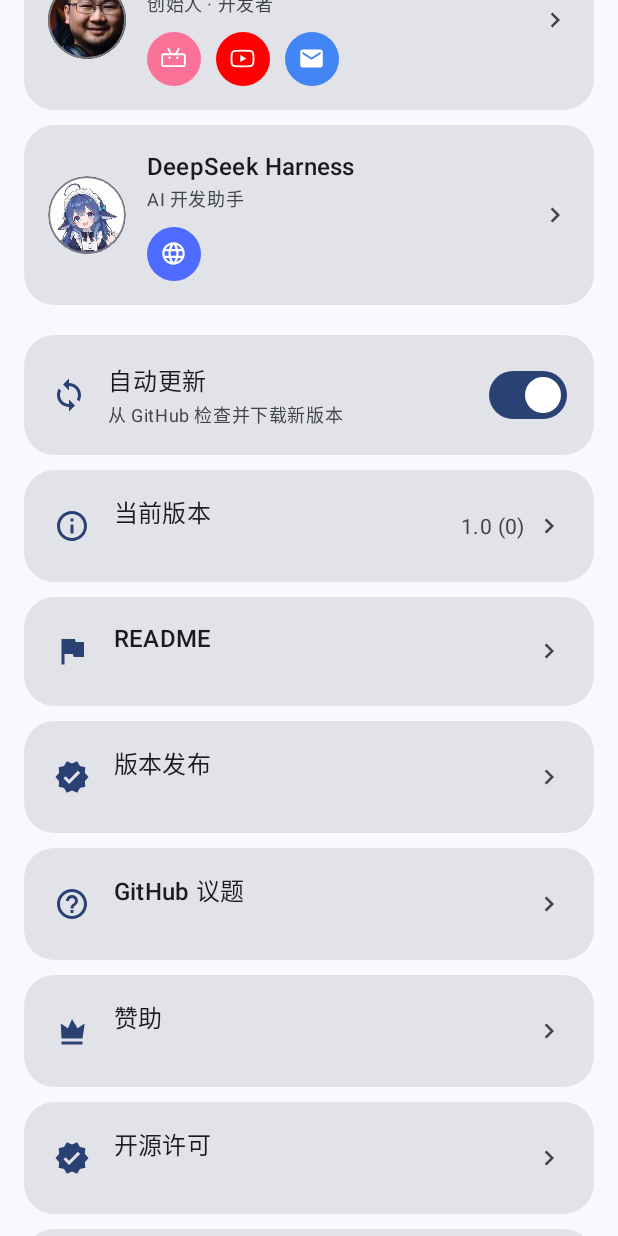
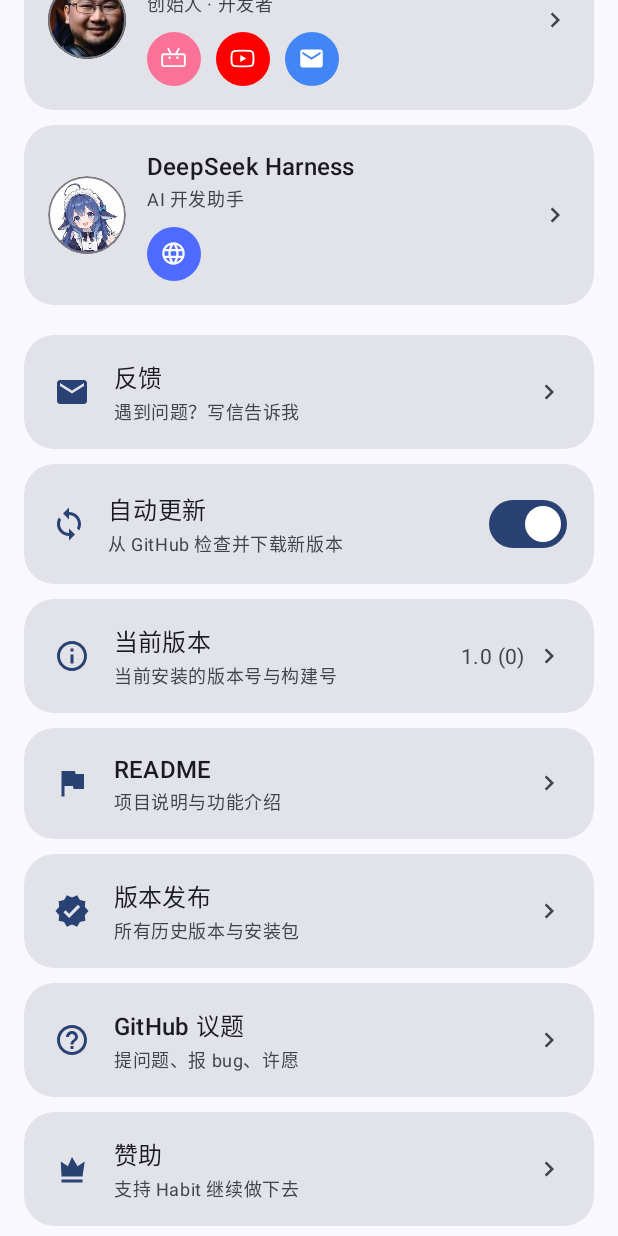
Before and after one commit to wjx119k/habit, an Android app: the AboutActivity screen opened directly, with no data from a screen before it, scrolled down 576 dp, on a phone screen of 412 x 824 dp. Run offline under Robolectric (Android 15) with nearby library versions, the phone set to English and light mode, and no system bars; network calls fail.

Commit message:
feat(关于): 新增反馈入口，所有条目加上小字注释
· 反馈：唤起邮件，主题预填，正文自动带上版本/机型/系统
· bindRow 支持副标题，8 个条目全部加了一句说明
· 5 种语言的注释文案

```diff
--- a/app/src/main/java/com/example/habit/AboutActivity.kt
+++ b/app/src/main/java/com/example/habit/AboutActivity.kt
@@ -60,6 +60,11 @@ class AboutActivity : AppCompatActivity() {
         findViewById<TextView>(R.id.tvAboutVersion).text =
             getString(R.string.about_version) + " " + versionName
 
+        // 反馈：直接唤起邮件，主题和正文预填机型与版本
+        bindRow(R.id.aboutRowFeedback, R.drawable.ic_email, R.string.about_feedback, R.string.sub_feedback) {
+            sendFeedback()
+        }
+
         // 自动更新开关
         val autoRow = findViewById<View>(R.id.aboutRowAutoUpdate)
         autoRow.findViewById<ImageView>(R.id.ivSwitchIcon).setImageResource(R.drawable.ic_update)
@@ -78,7 +83,7 @@ class AboutActivity : AppCompatActivity() {
 
         // 当前版本：显示 版本名 + 构建号，点一下手动检查更新
         // （原来点它是打开发布页，现在改成"检查更新"，发布页另有入口）
-        bindRow(R.id.aboutRowVersion, R.drawable.ic_info, R.string.about_current_version) {
+        bindRow(R.id.aboutRowVersion, R.drawable.ic_info, R.string.about_current_version, R.string.sub_version) {
             checkForUpdate(silentIfLatest = false)
         }
         val versionCode = runCatching {
@@ -93,27 +98,27 @@ class AboutActivity : AppCompatActivity() {
             }
 
         // 仓库相关：README / 版本发布 / 议题 / 赞助
-        bindRow(R.id.aboutRowReadme, R.drawable.ic_habit, R.string.about_readme) {
+        bindRow(R.id.aboutRowReadme, R.drawable.ic_habit, R.string.about_readme, R.string.sub_readme) {
             openUrl(REPO_URL + "#readme")
         }
-        bindRow(R.id.aboutRowReleases, R.drawable.ic_verified, R.string.about_releases) {
+        bindRow(R.id.aboutRowReleases, R.drawable.ic_verified, R.string.about_releases, R.string.sub_releases) {
             openUrl(REPO_URL + "/releases")
         }
-        bindRow(R.id.aboutRowIssues, R.drawable.ic_help, R.string.about_issues) {
+        bindRow(R.id.aboutRowIssues, R.drawable.ic_help, R.string.about_issues, R.string.sub_issues) {
             openUrl(REPO_URL + "/issues")
         }
-        bindRow(R.id.aboutRowSponsor, R.drawable.ic_crown, R.string.about_sponsor) {
+        bindRow(R.id.aboutRowSponsor, R.drawable.ic_crown, R.string.about_sponsor, R.string.sub_sponsor) {
             showSponsorDialog()
         }
 
         // 三个文本页
-        bindRow(R.id.aboutRowLicenses, R.drawable.ic_verified, R.string.about_licenses) {
+        bindRow(R.id.aboutRowLicenses, R.drawable.ic_verified, R.string.about_licenses, R.string.sub_licenses) {
             openLegal(LegalActivity.TYPE_LICENSES)
         }
-        bindRow(R.id.aboutRowTerms, R.drawable.ic_info, R.string.about_terms) {
+        bindRow(R.id.aboutRowTerms, R.drawable.ic_info, R.string.about_terms, R.string.sub_terms) {
             openLegal(LegalActivity.TYPE_TERMS)
         }
-        bindRow(R.id.aboutRowPrivacy, R.drawable.ic_lock, R.string.about_privacy) {
+        bindRow(R.id.aboutRowPrivacy, R.drawable.ic_lock, R.string.about_privacy, R.string.sub_privacy) {
             openLegal(LegalActivity.TYPE_PRIVACY)
         }
 
@@ -215,10 +220,28 @@ class AboutActivity : AppCompatActivity() {
     //  工具方法
     // ============================================================
 
-    private fun bindRow(rowId: Int, iconRes: Int, titleRes: Int, onClick: () -> Unit) {
+    /**
+     * 一行入口。
+     * @param subtitleRes 大字下面的小字注释，0 表示不显示
+     */
+    private fun bindRow(
+        rowId: Int,
+        iconRes: Int,
+        titleRes: Int,
+        subtitleRes: Int = 0,
+        onClick: () -> Unit
+    ) {
         val row = findViewById<View>(rowId)
         row.findViewById<ImageView>(R.id.ivRowIcon).setImageResource(iconRes)
         row.findViewById<TextView>(R.id.tvRowTitle).setText(titleRes)
+
+        val subtitle = row.findViewById<TextView>(R.id.tvRowSubtitle)
+        if (subtitleRes != 0) {
+            subtitle.setText(subtitleRes)
+            subtitle.visibility = View.VISIBLE
+        } else {
+            subtitle.visibility = View.GONE
+        }
         row.setOnClickListener { onClick() }
     }
 
@@ -329,6 +352,29 @@ class AboutActivity : AppCompatActivity() {
         }
     }
 
+    /** 反馈：把机型、系统、版本一并带上，省得用户自己填 */
+    private fun sendFeedback() {
+        val version = runCatching {
+            @Suppress("DEPRECATION")
+            packageManager.getPackageInfo(packageName, 0).versionName
+        }.getOrNull() ?: "?"
+        val body = getString(
+            R.string.feedback_body_template,
+            version,
+            android.os.Build.MODEL,
+            "Android " + android.os.Build.VERSION.RELEASE +
+                " (API " + android.os.Build.VERSION.SDK_INT + ")"
+        )
+        val intent = Intent(Intent.ACTION_SENDTO).apply {
+            data = Uri.parse("mailto:" + SPONSOR_EMAIL)
+            putExtra(Intent.EXTRA_SUBJECT, getString(R.string.feedback_subject))
+            putExtra(Intent.EXTRA_TEXT, body)
+        }
+        runCatching { startActivity(intent) }.onFailure {
+            Toast.makeText(this, R.string.about_cannot_open, Toast.LENGTH_SHORT).show()
+        }
+    }
+
     private fun openEmail(address: String) {
         runCatching {
             startActivity(Intent(Intent.ACTION_SENDTO, Uri.parse("mailto:$address")))
--- a/app/src/main/res/layout/activity_about.xml
+++ b/app/src/main/res/layout/activity_about.xml
@@ -143,6 +143,14 @@
             android:layout_marginTop="10dp"
             android:orientation="vertical" />
 
+        <!-- 反馈 -->
+        <include
+            android:id="@+id/aboutRowFeedback"
+            layout="@layout/item_settings_row"
+            android:layout_width="match_parent"
+            android:layout_height="wrap_content"
+            android:layout_marginTop="10dp" />
+
         <!-- 自动更新开关 -->
         <include
             android:id="@+id/aboutRowAutoUpdate"
--- a/app/src/main/res/values/strings.xml
+++ b/app/src/main/res/values/strings.xml
@@ -423,4 +423,16 @@
     <string name="graduate_congrats_title">恭喜你 🎓</string>
     <string name="graduate_congrats_body">「%1$s」已经毕业了。\n\n它陪了你这么久，累计 %2$s 分。\n从此不用再提醒——它已经是你的本能。\n\n去养成下一个吧。</string>
     <string name="graduate_congrats_ok">继续前行</string>
+    <string name="about_feedback">反馈</string>
+    <string name="sub_feedback">遇到问题？写信告诉我</string>
+    <string name="sub_version">当前安装的版本号与构建号</string>
+    <string name="sub_readme">项目说明与功能介绍</string>
+    <string name="sub_releases">所有历史版本与安装包</string>
+    <string name="sub_issues">提问题、报 bug、许愿</string>
+    <string name="sub_sponsor">支持 Habit 继续做下去</string>
+    <string name="sub_licenses">用到的开源库及其许可</string>
+    <string name="sub_terms">使用本应用需要遵守的规则</string>
+    <string name="sub_privacy">数据存在哪、传到哪</string>
+    <string name="feedback_subject">Habit 使用反馈</string>
+    <string name="feedback_body_template">\n\n— 以下信息请保留，方便定位问题 —\n版本：%1$s\n机型：%2$s\n系统：%3$s</string>
 </resources>
```
Also changed, not shown: 4 other files.
